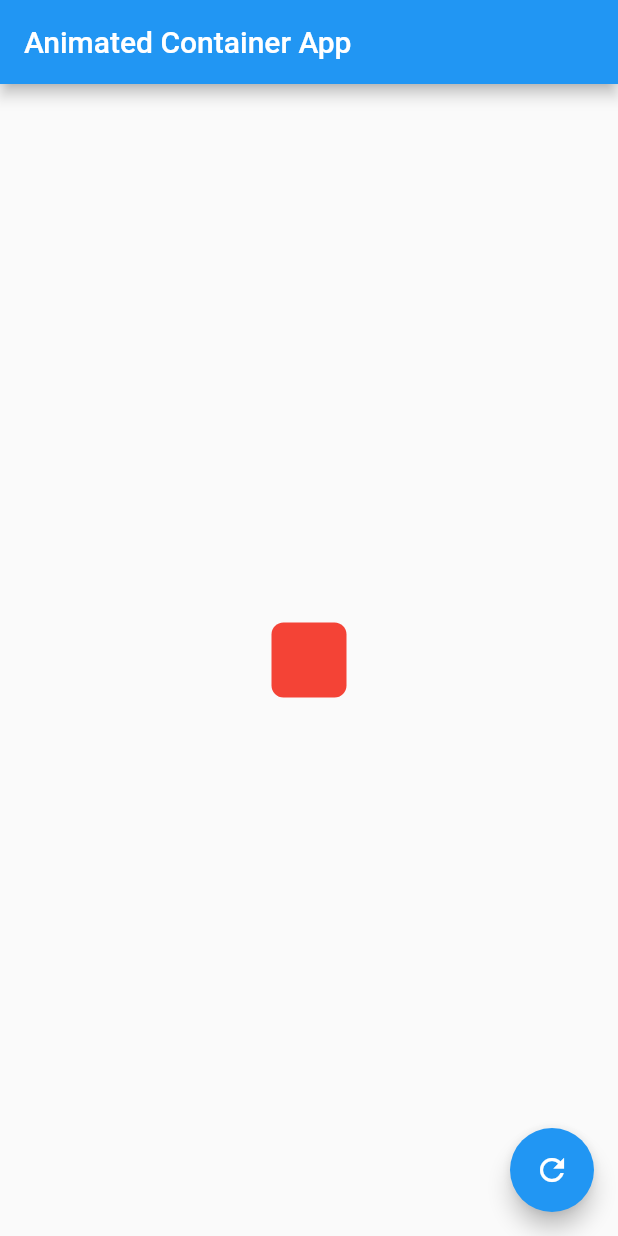
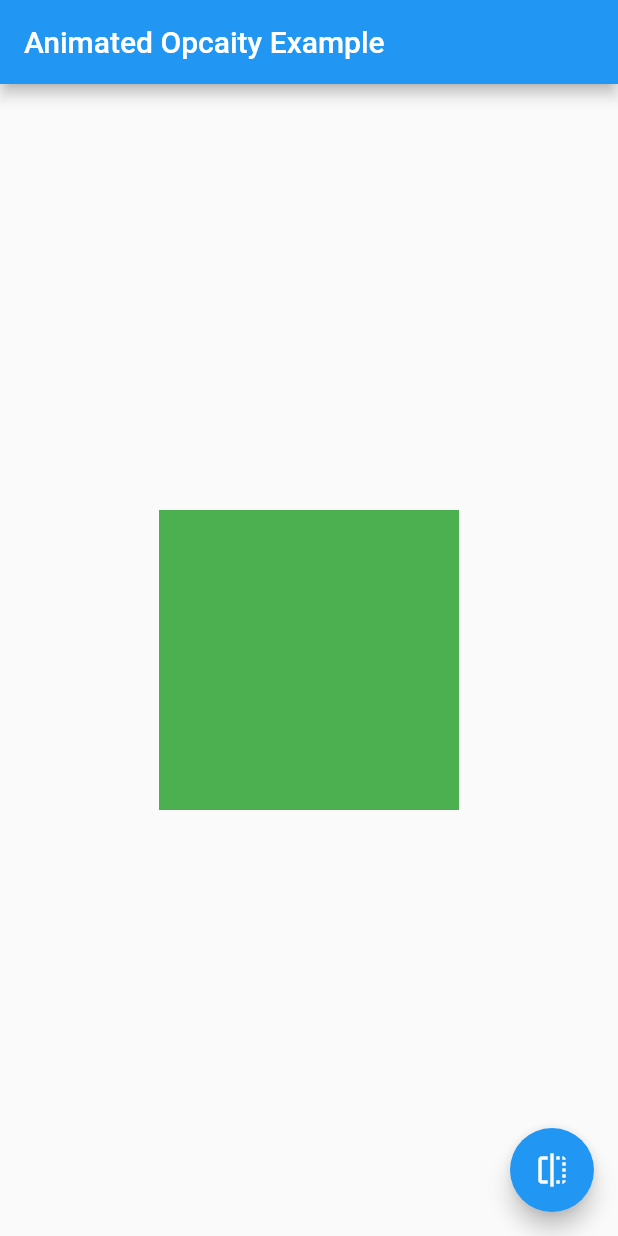
Before and after one commit to uemirhanselim/FLutter-Animations, a Flutter app: the screen it shows after launch, on a phone screen of 412 x 824 dp. Run offline on Flutter 3.47's test engine with Material 2 defaults, Android fonts, the phone set to English and light mode, and no system bars.

Commit message:
Animated Opcaity example successfully done

```diff
--- /dev/null
+++ b/lib/animated_opacity.dart
@@ -0,0 +1,38 @@
+import 'package:flutter/material.dart';
+
+class AnimatedOpacityView extends StatefulWidget {
+  const AnimatedOpacityView({Key? key}) : super(key: key);
+  @override
+  State<AnimatedOpacityView> createState() => AnimatedOpacityViewState();
+}
+
+class AnimatedOpacityViewState extends State<AnimatedOpacityView> {
+  bool _isVisible = true;
+  @override
+  Widget build(BuildContext context) {
+    return Scaffold(
+      appBar: AppBar(
+        title: const Text("Animated Opcaity Example"),
+      ),
+      floatingActionButton: FloatingActionButton(
+        onPressed: () {
+          setState(() {
+            _isVisible = !_isVisible;
+          });
+        },
+        child: const Icon(Icons.flip),
+      ),
+      body: Center(
+        child: AnimatedOpacity(
+          duration: const Duration(milliseconds: 500),
+          opacity: _isVisible ? 1.0 : 0.0,
+          child: Container(
+            width: 200,
+            height: 200,
+            color: Colors.green,
+          ),
+        ),
+      ),
+    );
+  }
+}
--- a/lib/main.dart
+++ b/lib/main.dart
@@ -1,6 +1,6 @@
 import 'package:flutter/material.dart';
 
-import 'animated_container.dart';
+import 'animated_opacity.dart';
 
 void main() {
   runApp(const MyApp());
@@ -14,7 +14,7 @@ class MyApp extends StatelessWidget {
   Widget build(BuildContext context) {
     return const MaterialApp(
       title: 'Flutter Animations',
-      home: AnimatedContainerAppView(),
+      home: AnimatedOpacityView(),
     );
   }
 }
```
